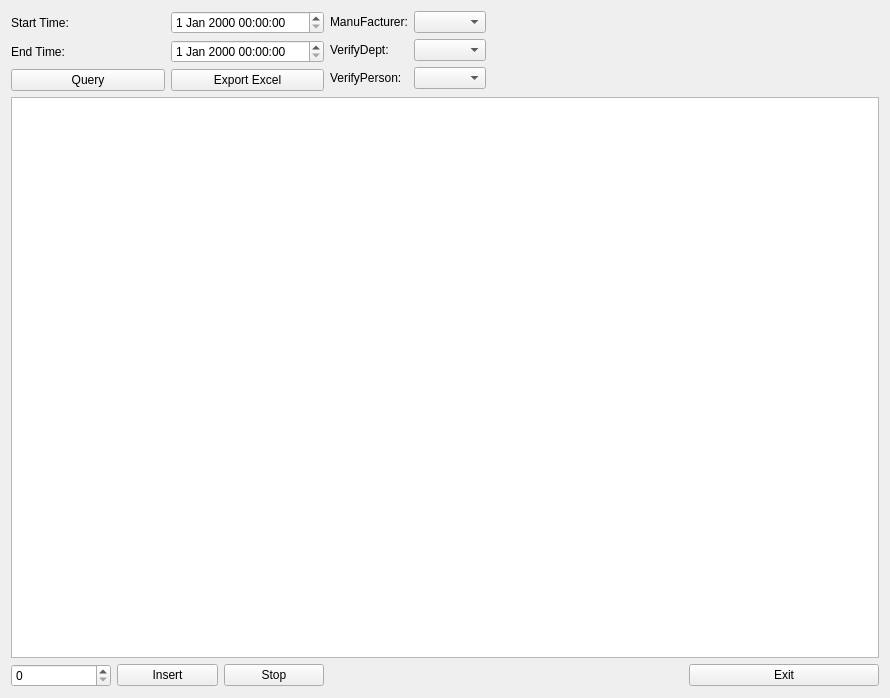
Above: source/gui/ui/queryresult.ui from flimmy78/qtverify before the change. Below: the same form after it.
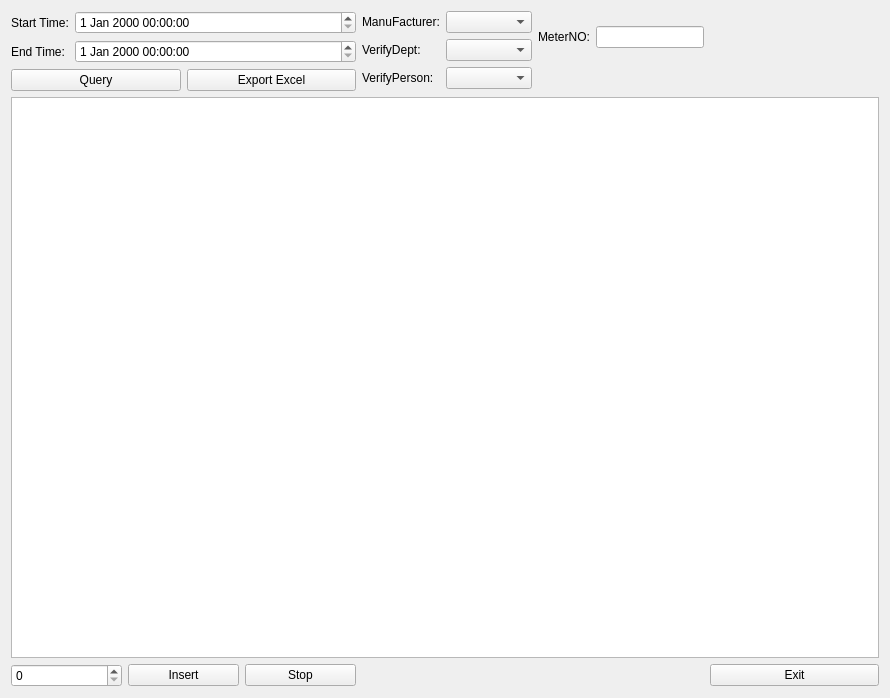
That is the form after the change.

Commit message: 查询结果：增加根据表号过滤

```diff
--- a/source/gui/ui/queryresult.ui
+++ b/source/gui/ui/queryresult.ui
@@ -13,11 +13,17 @@
   <property name="windowTitle">
    <string>QueryResult</string>
   </property>
-  <layout class="QGridLayout" name="gridLayout_3">
+  <layout class="QGridLayout" name="gridLayout_4">
    <item row="0" column="0" colspan="2">
     <layout class="QGridLayout" name="gridLayout">
      <item row="0" column="0">
       <widget class="QLabel" name="label">
+       <property name="sizePolicy">
+        <sizepolicy hsizetype="Fixed" vsizetype="Preferred">
+         <horstretch>0</horstretch>
+         <verstretch>0</verstretch>
+        </sizepolicy>
+       </property>
        <property name="text">
         <string>Start Time:</string>
        </property>
@@ -28,6 +34,12 @@
      </item>
      <item row="1" column="0">
       <widget class="QLabel" name="label_2">
+       <property name="sizePolicy">
+        <sizepolicy hsizetype="Fixed" vsizetype="Preferred">
+         <horstretch>0</horstretch>
+         <verstretch>0</verstretch>
+        </sizepolicy>
+       </property>
        <property name="text">
         <string>End Time:</string>
        </property>
@@ -42,6 +54,12 @@
     <layout class="QGridLayout" name="gridLayout_2">
      <item row="0" column="0">
       <widget class="QLabel" name="label_4">
+       <property name="sizePolicy">
+        <sizepolicy hsizetype="Fixed" vsizetype="Preferred">
+         <horstretch>0</horstretch>
+         <verstretch>0</verstretch>
+        </sizepolicy>
+       </property>
        <property name="text">
         <string>ManuFacturer:</string>
        </property>
@@ -59,6 +77,12 @@
      </item>
      <item row="1" column="0">
       <widget class="QLabel" name="label_5">
+       <property name="sizePolicy">
+        <sizepolicy hsizetype="Fixed" vsizetype="Preferred">
+         <horstretch>0</horstretch>
+         <verstretch>0</verstretch>
+        </sizepolicy>
+       </property>
        <property name="text">
         <string>VerifyDept:</string>
        </property>
@@ -99,18 +123,32 @@
      </item>
     </layout>
    </item>
-   <item row="0" column="3" colspan="2">
-    <spacer name="horizontalSpacer">
-     <property name="orientation">
-      <enum>Qt::Horizontal</enum>
-     </property>
-     <property name="sizeHint" stdset="0">
-      <size>
-       <width>387</width>
-       <height>20</height>
-      </size>
-     </property>
-    </spacer>
+   <item row="0" column="3">
+    <layout class="QGridLayout" name="gridLayout_3">
+     <item row="0" column="0">
+      <widget class="QLabel" name="label_6">
+       <property name="sizePolicy">
+        <sizepolicy hsizetype="Fixed" vsizetype="Fixed">
+         <horstretch>0</horstretch>
+         <verstretch>0</verstretch>
+        </sizepolicy>
+       </property>
+       <property name="text">
+        <string>MeterNO:</string>
+       </property>
+      </widget>
+     </item>
+     <item row="0" column="1">
+      <widget class="QLineEdit" name="lnEditMeterNO">
+       <property name="sizePolicy">
+        <sizepolicy hsizetype="Fixed" vsizetype="Fixed">
+         <horstretch>0</horstretch>
+         <verstretch>0</verstretch>
+        </sizepolicy>
+       </property>
+      </widget>
+     </item>
+    </layout>
    </item>
    <item row="1" column="0">
     <widget class="QPushButton" name="btnQuery">
```
The commit also changes 1 other file.
